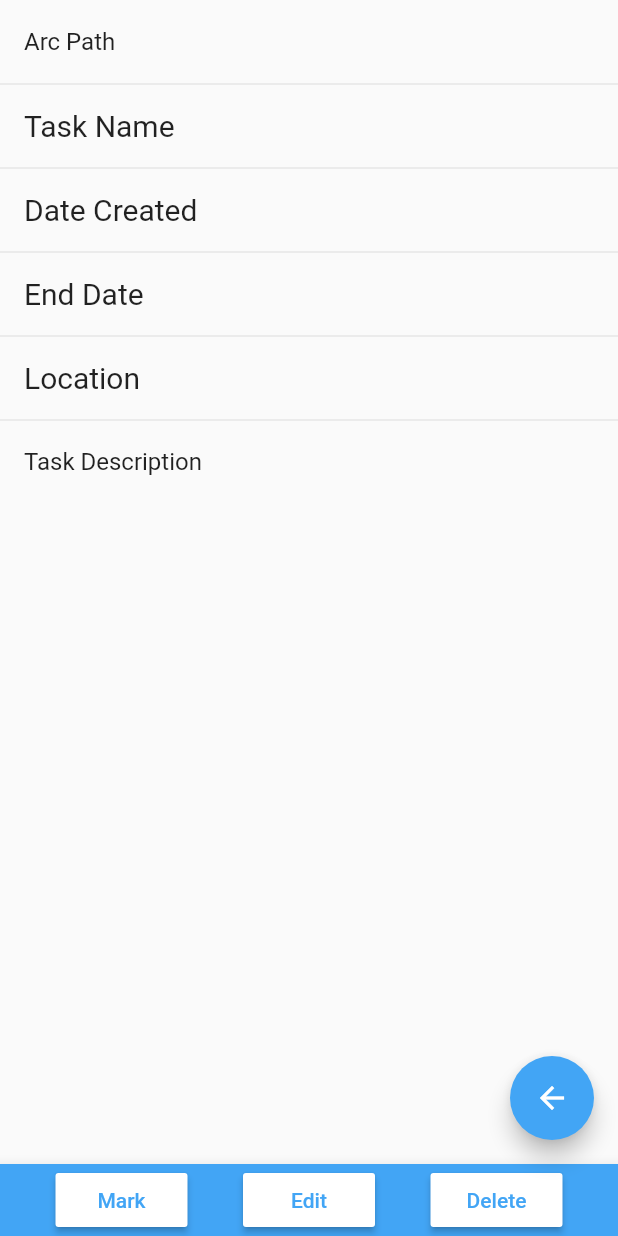
After one commit to smacademic/project-cgkm, a Flutter app: the TaskViewScreen screen opened by its route, on a phone screen of 412 x 824 dp. The commit adds this screen. Run offline on Flutter 3.47's test engine with Material 2 defaults, Android fonts, the phone set to English and light mode, and no system bars; our stand-ins replace auto_size_text, sqflite; accounts and stored records are empty.

Commit message:
add task_view_screen

```diff
--- a/client/src/arcplanner/lib/src/arcplanner.dart
+++ b/client/src/arcplanner/lib/src/arcplanner.dart
@@ -5,6 +5,7 @@ import 'ui/about_screen.dart';
 import 'ui/home_screen.dart';
 import 'ui/settings_screen.dart';
 import 'ui/arc_view_screen.dart';
+import 'ui/task_view_screen.dart';
 
 /// Observer for tracking page changes
 final RouteObserver<PageRoute> routeObserver = RouteObserver<PageRoute>();
@@ -16,6 +17,7 @@ class ArcPlanner extends StatelessWidget {
   static HomeScreen homeScreen = HomeScreen();
   static SettingsScreen settingsScreen = SettingsScreen();
   static ArcViewScreen arcViewScreen = ArcViewScreen();
+  static TaskViewScreen taskViewScreen = TaskViewScreen();
 
   Widget build(BuildContext context) {
     return MaterialApp(
@@ -32,6 +34,7 @@ class ArcPlanner extends StatelessWidget {
         '/home': (BuildContext context) => homeScreen,
         '/settings': (BuildContext context) => settingsScreen,
         '/arcview': (BuildContext context) => arcViewScreen,
+        '/taskview': (BuildContext context) => taskViewScreen
       },
       navigatorObservers: [routeObserver],
     );
--- /dev/null
+++ b/client/src/arcplanner/lib/src/ui/task_view_screen.dart
@@ -0,0 +1,114 @@
+import 'package:flutter/material.dart';
+import 'drawer_menu.dart';
+
+class TaskViewScreen extends StatelessWidget {
+  static String currentParent = "Home";
+
+  Widget build(context) {
+    return Scaffold(
+        body: ListView(
+          children: ListTile.divideTiles(context: context, tiles: [
+            arcPath(),
+            taskName(),
+            dateCreated(),
+            endDate(),
+            location(),
+            taskDescription(),
+          ]).toList(),
+        ),
+        drawer: drawerMenu(context),
+        bottomNavigationBar: BottomAppBar(
+            color: Colors.blue[400],
+            child: Row(
+                mainAxisAlignment: MainAxisAlignment.spaceEvenly,
+                children: <Widget>[
+                  RaisedButton(
+                    child: Text('Mark'),
+                    color: Colors.white,
+                    textColor: Colors.blue[400],
+                    onPressed: () {
+                      // implement here
+                      print('Mark tapped');
+                    },
+                  ),
+                  RaisedButton(
+                    child: Text('Edit'),
+                    color: Colors.white,
+                    textColor: Colors.blue[400],
+                    onPressed: () {
+                      // implement here
+                      print('Edit tapped');
+                    },
+                  ),
+                  RaisedButton(
+                    child: Text('Delete'),
+                    color: Colors.white,
+                    textColor: Colors.blue[400],
+                    onPressed: () {
+                      // implement here
+                      print('Delete tapped');
+                    },
+                  ),
+                ])),
+        floatingActionButton: FloatingActionButton(
+            backgroundColor: Colors.blue[400],
+            child: Icon(Icons.arrow_back),
+            onPressed: () {
+              Navigator.pop(context);
+            }));
+  }
+}
+
+Widget arcPath() {
+  return ListTile(
+      title: Text("Arc Path",
+          style: TextStyle(
+            fontSize: 16,
+          )),
+      onTap: () {});
+}
+
+Widget taskName() {
+  return ListTile(
+      title: Text("Task Name",
+          style: TextStyle(
+            fontSize: 20,
+          )),
+      onTap: () {});
+}
+
+Widget dateCreated() {
+  return ListTile(
+      title: Text("Date Created",
+          style: TextStyle(
+            fontSize: 20,
+          )),
+      onTap: () {});
+}
+
+Widget endDate() {
+  return ListTile(
+      title: Text("End Date",
+          style: TextStyle(
+            fontSize: 20,
+          )),
+      onTap: () {});
+}
+
+Widget location() {
+  return ListTile(
+      title: Text("Location",
+          style: TextStyle(
+            fontSize: 20,
+          )),
+      onTap: () {});
+}
+
+Widget taskDescription() {
+  return ListTile(
+      title: Text("Task Description",
+          style: TextStyle(
+            fontSize: 16,
+          )),
+      onTap: () {});
+}
```
